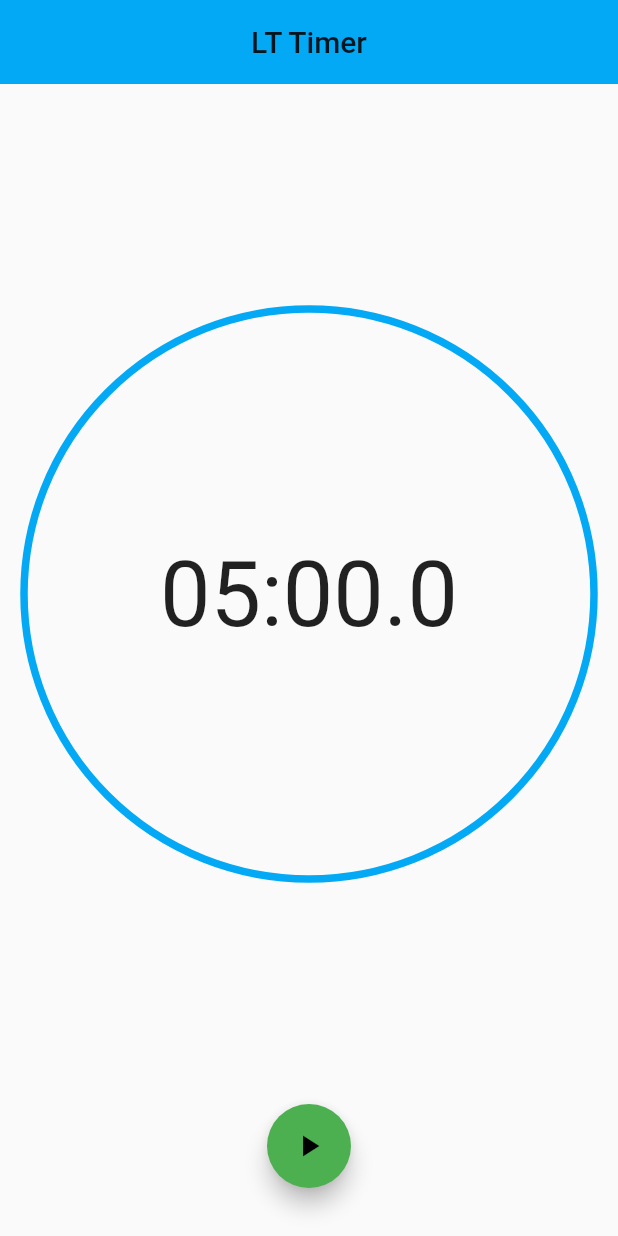
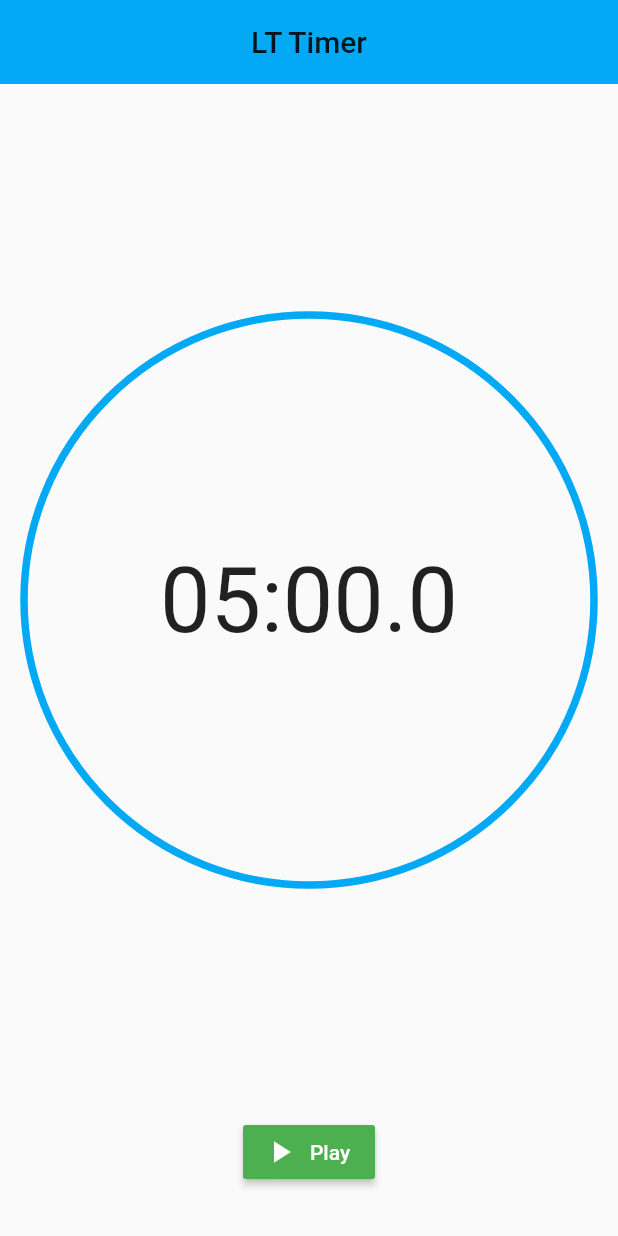
Before and after one commit to tan1234jp/lttimer_flutter, a Flutter app: the screen it shows after launch, on a phone screen of 412 x 824 dp. Run offline on Flutter 3.47's test engine with Material 2 defaults, Android fonts, the phone set to English and light mode, and no system bars; our stand-ins replace assets_audio_player; Roboto replaces fonts that are missing (DSEG14Classic-Regular).

Commit message:
UI周りの修正

```diff
--- a/lib/main.dart
+++ b/lib/main.dart
@@ -21,7 +21,7 @@ class LTTimerApp extends StatelessWidget {
         // テーマ指定
         primarySwatch: Colors.lightBlue,
       ),
-      home: CountDownTimer(Duration(minutes: 5)),
+      home: CountDownTimer(Duration(minutes: 5, seconds: 0)),
     );
   }
 }
--- a/lib/ui/countdown_timer.dart
+++ b/lib/ui/countdown_timer.dart
@@ -1,5 +1,7 @@
 import 'package:assets_audio_player/assets_audio_player.dart';
+import 'package:flutter/foundation.dart';
 import 'package:flutter/material.dart';
+import 'package:flutter/services.dart';
 import 'package:lttimer/ui/header.dart';
 import 'package:lttimer/ui/timer_painter.dart';
 
@@ -64,10 +66,17 @@ class _CountDownTimer extends State<CountDownTimer>
         if (status == AnimationStatus.completed) {
           // アニメーション終了通知
           if (animationController.value == 0.0) {
+            if (!kIsWeb) {
+              HapticFeedback.vibrate();
+            }
             _playSound(1);
           }
         }
+      })
+      ..addListener(() {
+        setState(() {});
       });
+
     // 初期値を1.0(100%)に設定
     animationController.value = 1.0;
     _assetsAudioPlayer = AssetsAudioPlayer();
@@ -165,26 +174,20 @@ class _CountDownTimer extends State<CountDownTimer>
               child: Row(
                 mainAxisAlignment: MainAxisAlignment.center,
                 children: <Widget>[
-                  FloatingActionButton(
-                    child: AnimatedBuilder(
-                        animation: animationController,
-                        builder: (_, child) {
-                          return Icon(animationController.isAnimating
-                              ? Icons.pause
-                              : Icons.play_arrow);
-                        }),
-                    onPressed: () {
-                      _playSound(0); // iOS(iPadOS)でサウンド再生されない対策
-                      if (animationController.isAnimating) {
-                        animationController.stop();
-                      } else {
-                        animationController.reverse(
-                            from: animationController.value == 0.0
-                                ? 1.0
-                                : animationController.value);
-                      }
-                    },
-                    backgroundColor: Colors.green,
+                  RaisedButton.icon(
+                    onPressed: animationController.isAnimating
+                        ? null
+                        : () {
+                            _playSound(0);
+                            animationController.reverse(
+                                from: animationController.value == 0.0
+                                    ? 1.0
+                                    : animationController.value);
+                          },
+                    icon: Icon(Icons.play_arrow),
+                    label: Text('Play'),
+                    color: Colors.green,
+                    textColor: Colors.white,
                   ),
                 ],
               ),
```
